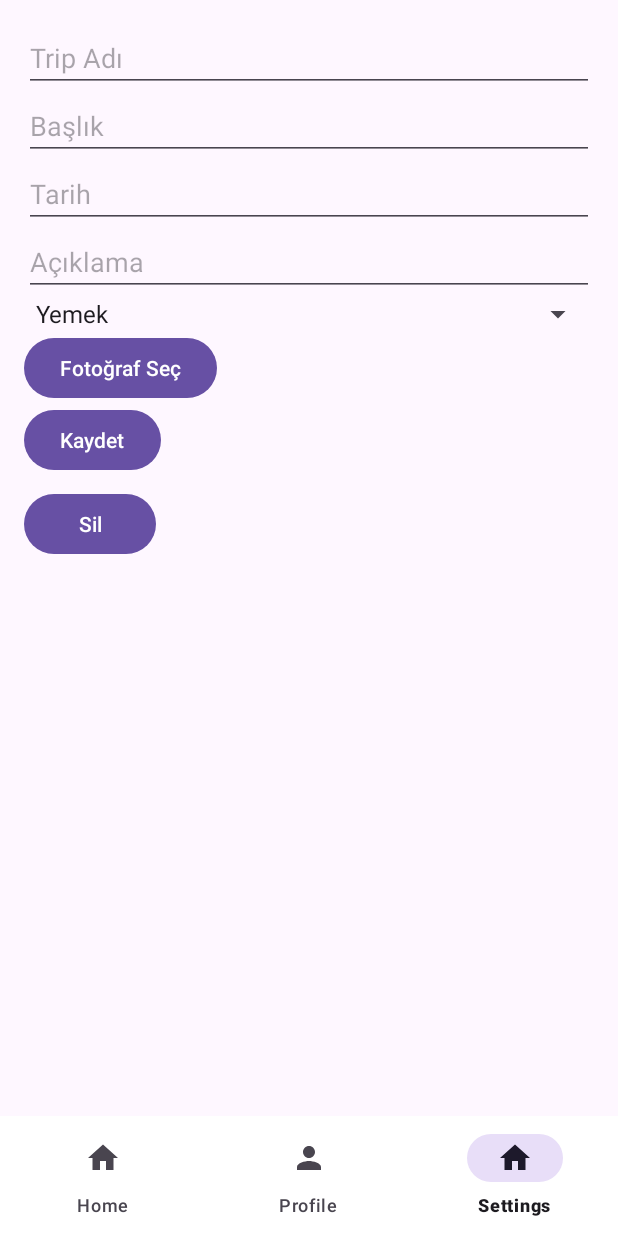
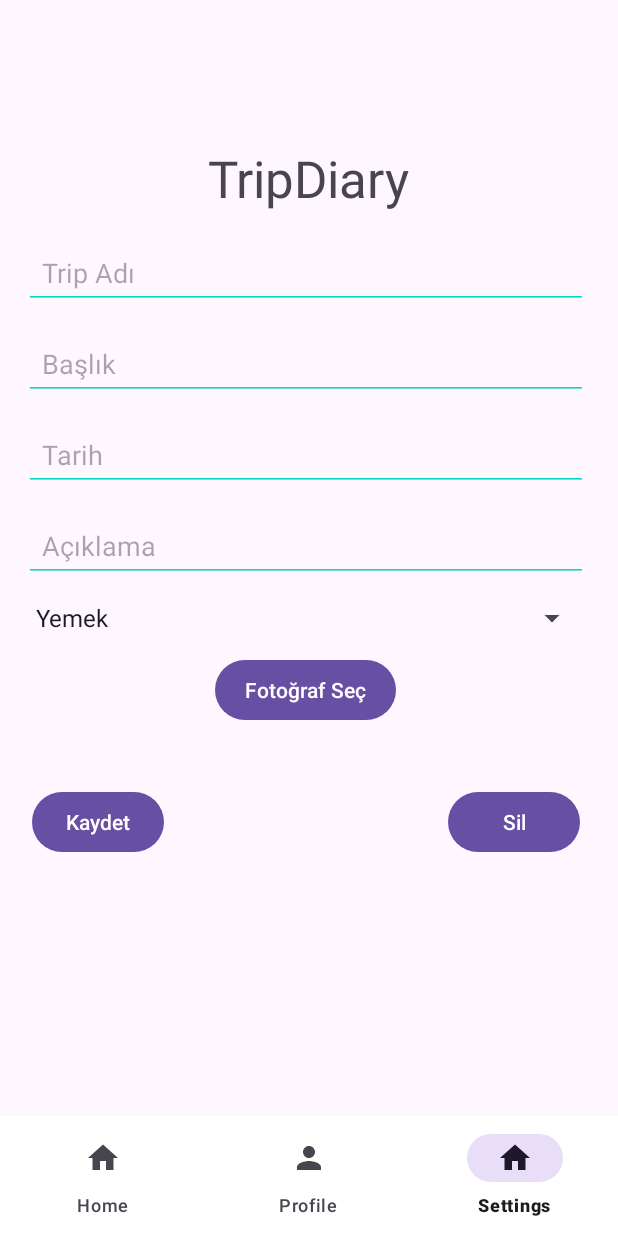
Before and after one commit to nrlhhlcn/TripDiary, an Android app: the HomeFragment screen opened directly, with no data from a screen before it, item 3 of the bottom bar chosen, on a phone screen of 412 x 824 dp. Run offline under Robolectric (Android 15) with nearby library versions, the phone set to English and light mode, and no system bars.

Commit message:
al bakim nuriii

```diff
--- a/app/src/main/java/com/mutu/tripdiary/DashboardActivity.kt
+++ b/app/src/main/java/com/mutu/tripdiary/DashboardActivity.kt
@@ -1,5 +1,6 @@
 package com.mutu.tripdiary
 
+import android.content.Context
 import android.content.SharedPreferences
 import android.os.Bundle
 import android.view.View
@@ -19,8 +20,19 @@ class DashboardActivity : AppCompatActivity() {
 
         val bottomNavigationView = findViewById<BottomNavigationView>(R.id.bottom_navigation)
 
+
+        // Veritabanında trip tablosunu kontrol et
+        val database = this.openOrCreateDatabase("TripDiary", Context.MODE_PRIVATE, null)
+        val tripTableExists = checkIfTripTableExists(database)
+
+        // Tablo durumuna göre başlangıç fragmentini belirle
+        if (tripTableExists) {
+            replaceFragment(HomeFragment.newInstance(userId))
+        } else {
+            replaceFragment(SettingsFragment.newInstance(userId))
+        }
         // Varsayılan olarak ilk fragmenti yükle ve userId'yi gönder
-        replaceFragment(HomeFragment.newInstance(userId))
+        //replaceFragment(HomeFragment.newInstance(userId))
 
         bottomNavigationView.setOnItemSelectedListener { menuItem ->
             when (menuItem.itemId) {
@@ -37,4 +49,14 @@ class DashboardActivity : AppCompatActivity() {
             .replace(R.id.fragment_container, fragment)
             .commit()
     }
+
+    private fun checkIfTripTableExists(database: android.database.sqlite.SQLiteDatabase): Boolean {
+        val cursor = database.rawQuery(
+            "SELECT name FROM sqlite_master WHERE type='table' AND name='trip';",
+            null
+        )
+        val tableExists = cursor.count > 0
+        cursor.close()
+        return tableExists
+    }
 }
--- a/app/src/main/java/com/mutu/tripdiary/HomeFragment.kt
+++ b/app/src/main/java/com/mutu/tripdiary/HomeFragment.kt
@@ -2,6 +2,7 @@ package com.mutu.tripdiary
 
 import android.content.Context
 import android.database.Cursor
+import android.database.sqlite.SQLiteDatabase
 import android.os.Bundle
 import android.view.LayoutInflater
 import android.view.View
@@ -18,6 +19,7 @@ class HomeFragment : Fragment() {
     private var userId: Int = -1
     private lateinit var tripAdaptor: TripAdaptor
     private var tripList: ArrayList<Trip> = ArrayList()
+    private var selectedCategory: String? = null
 
     override fun onCreate(savedInstanceState: Bundle?) {
         super.onCreate(savedInstanceState)
@@ -34,6 +36,9 @@ class HomeFragment : Fragment() {
         val rootView = binding.root
 
         val database = requireActivity().openOrCreateDatabase("TripDiary", Context.MODE_PRIVATE, null)
+        if (database == null) {
+            throw IllegalStateException("Veritabanı açılamadı! Context null olabilir.")
+        }
 
         // Kullanıcı adını al
         val userCursor: Cursor = database.rawQuery(
@@ -48,6 +53,31 @@ class HomeFragment : Fragment() {
         }
         userCursor.close()
 
+        /*
+        binding.foodButton.setOnClickListener {
+            selectedCategory = "Yemek"
+            loadTrips(database, binding)
+        }
+
+        binding.natureButton.setOnClickListener {
+            selectedCategory = "Doga"
+            loadTrips(database, binding)
+        }
+
+        binding.entertainmentButton.setOnClickListener {
+            selectedCategory = "Eglence"
+            loadTrips(database, binding)
+        }
+
+        binding.historyButton.setOnClickListener {
+            selectedCategory = "Tarih"
+            loadTrips(database, binding)
+        }
+
+        loadTrips(database, binding) */
+
+
+
         // RecyclerView ve TripAdaptor
         tripAdaptor = TripAdaptor(tripList)
         binding.recyclerView.layoutManager = LinearLayoutManager(requireContext())
@@ -59,6 +89,8 @@ class HomeFragment : Fragment() {
             arrayOf(userId.toString())
         )
 
+
+
         val trimNameId = tripCursor.getColumnIndex("tripName")
         val ulkeId = tripCursor.getColumnIndex("title")
         val aniId = tripCursor.getColumnIndex("description")
@@ -66,7 +98,28 @@ class HomeFragment : Fragment() {
         val dateId = tripCursor.getColumnIndex("date")
         val tripCategory = tripCursor.getColumnIndex("tripCategory")
 
-        println("deneme")
+        // Eğer sonuç yoksa listeyi temizle ve kullanıcıya mesaj göster
+        if (!tripCursor.moveToFirst()) {
+            binding.welcomeText.text = "Henüz gezi bilginiz yok!"
+        } else {
+            do {
+                val tripName = tripCursor.getString(trimNameId)
+                val title = tripCursor.getString(ulkeId)
+                val ani = tripCursor.getString(aniId)
+                val resim = tripCursor.getString(resimId) ?: ""
+                val date = tripCursor.getString(dateId)
+                val category = tripCursor.getString(tripCategory)
+
+                // Görsel yolu kontrolü
+                val firstImagePath = resim.split(",").getOrElse(0) { "" }
+
+                val trip = Trip(tripName, title, ani, firstImagePath, date, category)
+                tripList.add(trip)
+
+            } while (tripCursor.moveToNext())
+        }
+
+        /*
        while (tripCursor.moveToNext()) {
 
            val tripName = tripCursor.getString(trimNameId)
@@ -90,16 +143,14 @@ class HomeFragment : Fragment() {
            println("sadda")
            tripList.add(trip)
 
-        }
+       } */
         tripAdaptor.notifyDataSetChanged()
         tripCursor.close()
         database.close()
 
-        // Liste güncelle
-        tripAdaptor.notifyDataSetChanged()
-
         return rootView
     }
+
 
     override fun onDestroyView() {
         super.onDestroyView()
--- a/app/src/main/res/layout/fragment_settings.xml
+++ b/app/src/main/res/layout/fragment_settings.xml
@@ -1,66 +1,121 @@
 <?xml version="1.0" encoding="utf-8"?>
 <FrameLayout xmlns:android="http://schemas.android.com/apk/res/android"
+    xmlns:app="http://schemas.android.com/apk/res-auto"
     xmlns:tools="http://schemas.android.com/tools"
     android:layout_width="match_parent"
     android:layout_height="match_parent"
     tools:context=".SettingsFragment">
 
-    <!-- activity_trip.xml -->
-    <!-- fragment_settings.xml -->
+    <androidx.constraintlayout.widget.ConstraintLayout
+        android:layout_width="match_parent"
+        android:layout_height="match_parent"
+        android:backgroundTint="#BAD9F2">
+
+        <ScrollView
+            android:id="@+id/scrollView2"
+            android:layout_width="408dp"
+            android:layout_height="461dp"
+            android:padding="16dp"
+            app:layout_constraintBottom_toBottomOf="parent"
+            app:layout_constraintStart_toStartOf="parent"
+            app:layout_constraintTop_toTopOf="parent">
+
             <LinearLayout
-        android:orientation="vertical"
-        android:padding="16dp"
                 android:layout_width="match_parent"
-        android:layout_height="match_parent">
+                android:layout_height="wrap_content"
+                android:gravity="center_horizontal"
+                android:orientation="vertical">
 
                 <EditText
                     android:id="@+id/tripNameEditText"
+                    android:layout_width="match_parent"
+                    android:layout_height="wrap_content"
+                    android:layout_marginBottom="12dp"
+                    android:backgroundTint="@color/teal_200"
                     android:hint="Trip Adı"
-            android:layout_width="match_parent"
-            android:layout_height="wrap_content" />
+                    android:padding="12dp" />
 
                 <EditText
                     android:id="@+id/tripTitleEditText"
+                    android:layout_width="match_parent"
+                    android:layout_height="wrap_content"
+                    android:layout_marginBottom="12dp"
+                    android:backgroundTint="@color/teal_200"
                     android:hint="Başlık"
-            android:layout_width="match_parent"
-            android:layout_height="wrap_content" />
+                    android:padding="12dp" />
+
                 <EditText
                     android:id="@+id/tripDateEditText"
+                    android:layout_width="match_parent"
+                    android:layout_height="wrap_content"
+                    android:layout_marginBottom="12dp"
+                    android:backgroundTint="@color/teal_200"
                     android:hint="Tarih"
-            android:layout_width="match_parent"
-            android:layout_height="wrap_content" />
+                    android:padding="12dp" />
 
                 <EditText
                     android:id="@+id/tripDescriptionEditText"
+                    android:layout_width="match_parent"
+                    android:layout_height="wrap_content"
+                    android:layout_marginBottom="12dp"
+                    android:backgroundTint="@color/teal_200"
                     android:hint="Açıklama"
-            android:layout_width="match_parent"
-            android:layout_height="wrap_content" />
+                    android:padding="12dp" />
 
                 <Spinner
                     android:id="@+id/tripCategorySpinner"
                     android:layout_width="match_parent"
                     android:layout_height="wrap_content"
-            android:spinnerMode="dropdown"
-            android:prompt="@string/trip_category_prompt" />
+                    android:layout_marginBottom="12dp" />
 
                 <Button
                     android:id="@+id/selectImageButton"
-            android:text="Fotoğraf Seç"
                     android:layout_width="wrap_content"
-            android:layout_height="wrap_content" />
+                    android:layout_height="wrap_content"
+                    android:layout_marginBottom="16dp"
+                    android:paddingHorizontal="20dp"
+                    android:text="Fotoğraf Seç" />
+
+                <androidx.constraintlayout.widget.ConstraintLayout
+                    android:layout_width="match_parent"
+                    android:layout_height="82dp">
+
+                    <Button
+                        android:id="@+id/deleteTripsButton"
+                        android:layout_width="wrap_content"
+                        android:layout_height="wrap_content"
+                        android:layout_marginEnd="5dp"
+                        android:layout_marginBottom="10dp"
+                        android:paddingHorizontal="20dp"
+                        android:text="Sil"
+                        app:layout_constraintBottom_toBottomOf="parent"
+                        app:layout_constraintEnd_toEndOf="parent" />
 
                     <Button
                         android:id="@+id/saveTripButton"
                         android:layout_width="wrap_content"
                         android:layout_height="wrap_content"
-            android:text="Kaydet" />
-        <Button
-            android:id="@+id/deleteTripsButton"
+                        android:layout_marginStart="5dp"
+                        android:paddingHorizontal="20dp"
+                        android:text="Kaydet"
+                        app:layout_constraintBottom_toBottomOf="@+id/deleteTripsButton"
+                        app:layout_constraintStart_toStartOf="parent" />
+                </androidx.constraintlayout.widget.ConstraintLayout>
+            </LinearLayout>
+        </ScrollView>
+
+        <TextView
+            android:id="@+id/textView3"
             android:layout_width="wrap_content"
             android:layout_height="wrap_content"
-            android:text="Sil"
-            android:layout_marginTop="8dp" />
-    </LinearLayout>
-
+            android:text="TripDiary"
+            android:textSize="34sp"
+            app:layout_constraintBottom_toTopOf="@+id/scrollView2"
+            app:layout_constraintEnd_toEndOf="parent"
+            app:layout_constraintHorizontal_bias="0.498"
+            app:layout_constraintStart_toStartOf="parent"
+            app:layout_constraintTop_toTopOf="parent"
+            app:layout_constraintVertical_bias="1.0" />
+    </androidx.constraintlayout.widget.ConstraintLayout>
 
 </FrameLayout>
--- a/app/src/main/res/values/colors.xml
+++ b/app/src/main/res/values/colors.xml
@@ -10,4 +10,5 @@
     <color name="specialBlue">#074799</color>
     <color name="specialWhiteBrown">#8C765A</color>
     <color name="teal_700">#008080</color>
+    <color name="teal_200">#03DAC5</color>
 </resources>
```
Also changed, not shown: app/src/main/res/layout/fragment_home.xml (+24 -22 lines), 290 other files. Lines whose indentation alone changed are shown as unchanged.
